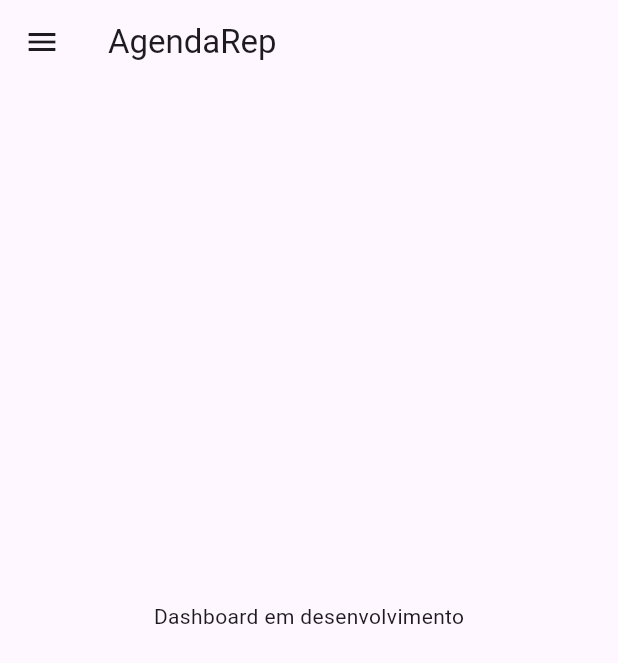
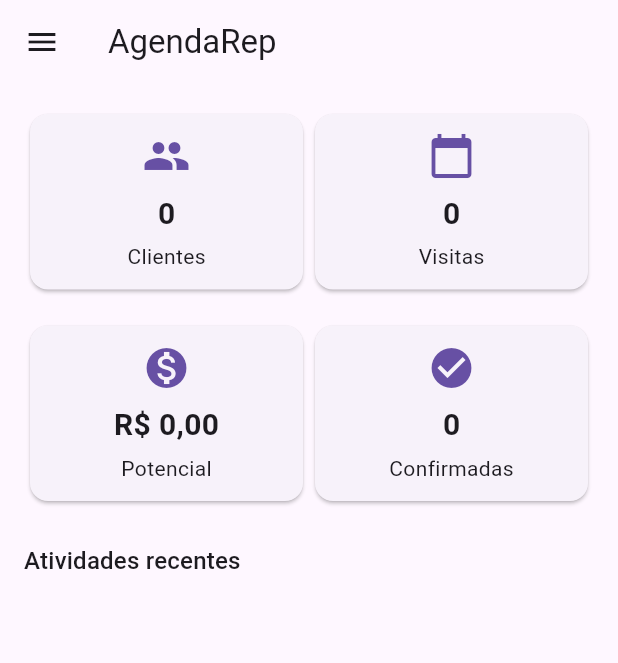
Before and after one commit to albertothe/agendarep, a Flutter app: the HomePage screen opened by its route, on a phone screen of 412 x 824 dp. Shown: the top 663 px of the screen. Run offline on Flutter 3.47's test engine with Material 3 defaults, Android fonts, the phone set to English and light mode, and no system bars; our stand-ins replace flutter_secure_storage; accounts and stored records are empty; network calls fail.

Commit message:
feat(mobile): implement dashboard screen

```diff
--- a/mobile/agendarep_app/lib/dashboard_page.dart
+++ b/mobile/agendarep_app/lib/dashboard_page.dart
@@ -1,12 +1,162 @@
+import 'dart:convert';
+
 import 'package:flutter/material.dart';
+import 'package:intl/intl.dart';
 
-class DashboardPage extends StatelessWidget {
+import 'api_service.dart';
+
+class DashboardPage extends StatefulWidget {
   const DashboardPage({super.key});
 
   @override
+  State<DashboardPage> createState() => _DashboardPageState();
+}
+
+class _DashboardPageState extends State<DashboardPage> {
+  final ApiService api = ApiService();
+
+  List<dynamic> clientes = [];
+  List<dynamic> visitas = [];
+  bool loading = true;
+
+  @override
+  void initState() {
+    super.initState();
+    _loadData();
+  }
+
+  Future<void> _loadData() async {
+    setState(() => loading = true);
+
+    try {
+      final resClientes = await api.get('/clientes');
+      if (resClientes.statusCode == 200) {
+        clientes = jsonDecode(resClientes.body);
+      }
+
+      final now = DateTime.now();
+      final start = now.subtract(Duration(days: now.weekday - 1));
+      final end = start.add(const Duration(days: 6));
+      final df = DateFormat('yyyy-MM-dd');
+      final resVisitas = await api
+          .get('/visitas?inicio=${df.format(start)}&fim=${df.format(end)}');
+      if (resVisitas.statusCode == 200) {
+        visitas = jsonDecode(resVisitas.body);
+      }
+    } finally {
+      setState(() => loading = false);
+    }
+  }
+
+  int get visitasConfirmadas =>
+      visitas.where((v) => v['confirmado'] == true).length;
+  int get visitasPendentes =>
+      visitas.where((v) => v['confirmado'] != true).length;
+  double get potencialTotal => clientes.fold(
+      0,
+      (sum, c) =>
+          sum + ((c['potencial_compra'] as num?)?.toDouble() ?? 0.0));
+
+  @override
   Widget build(BuildContext context) {
-    return const Center(
-      child: Text('Dashboard em desenvolvimento'),
+    if (loading) {
+      return const Center(child: CircularProgressIndicator());
+    }
+
+    return RefreshIndicator(
+      onRefresh: _loadData,
+      child: ListView(
+        padding: const EdgeInsets.all(16),
+        children: [
+          Row(
+            children: [
+              _buildCard('Clientes', clientes.length.toString(), Icons.people),
+              _buildCard(
+                  'Visitas', visitas.length.toString(), Icons.calendar_today),
+            ],
+          ),
+          const SizedBox(height: 16),
+          Row(
+            children: [
+              _buildCard(
+                  'Potencial',
+                  NumberFormat.simpleCurrency(locale: 'pt_BR')
+                      .format(potencialTotal),
+                  Icons.monetization_on),
+              _buildCard('Confirmadas', visitasConfirmadas.toString(),
+                  Icons.check_circle),
+            ],
+          ),
+          const SizedBox(height: 24),
+          Text(
+            'Atividades recentes',
+            style: Theme.of(context).textTheme.titleMedium,
+          ),
+          const SizedBox(height: 8),
+          ..._recentActivities(),
+        ],
+      ),
     );
   }
+
+  Widget _buildCard(String label, String value, IconData icon) {
+    return Expanded(
+      child: Card(
+        child: Padding(
+          padding: const EdgeInsets.all(12),
+          child: Column(
+            children: [
+              Icon(icon,
+                  size: 32, color: Theme.of(context).colorScheme.primary),
+              const SizedBox(height: 8),
+              Text(
+                value,
+                style:
+                    const TextStyle(fontSize: 20, fontWeight: FontWeight.bold),
+              ),
+              const SizedBox(height: 4),
+              Text(label),
+            ],
+          ),
+        ),
+      ),
+    );
+  }
+
+  List<Widget> _recentActivities() {
+    final sorted = List<Map<String, dynamic>>.from(visitas)
+      ..sort((a, b) {
+        final dateA = DateTime.parse('${a['data']} ${a['hora']}');
+        final dateB = DateTime.parse('${b['data']} ${b['hora']}');
+        return dateB.compareTo(dateA);
+      });
+    final recent = sorted.take(10);
+    final df = DateFormat('dd/MM/yyyy');
+
+    return recent.map((v) {
+      final icon = v['confirmado'] == true
+          ? Icons.check_circle
+          : Icons.schedule;
+      final color =
+          v['confirmado'] == true ? Colors.green : Colors.orange;
+      final cliente =
+          v['nome_cliente'] ?? v['nome_cliente_temp'] ?? '';
+      final data = df.format(DateTime.parse(v['data']));
+      final hora = v['hora'];
+      final obs = v['observacao'];
+      return ListTile(
+        leading: Icon(icon, color: color),
+        title: Text(
+            '${v['confirmado'] == true ? 'Visita confirmada' : 'Visita agendada'} com $cliente'),
+        subtitle: Column(
+          crossAxisAlignment: CrossAxisAlignment.start,
+          children: [
+            Text('$data às $hora'),
+            if (obs != null && obs != '')
+              Text(obs, style: const TextStyle(fontSize: 12)),
+          ],
+        ),
+      );
+    }).toList();
+  }
 }
```
